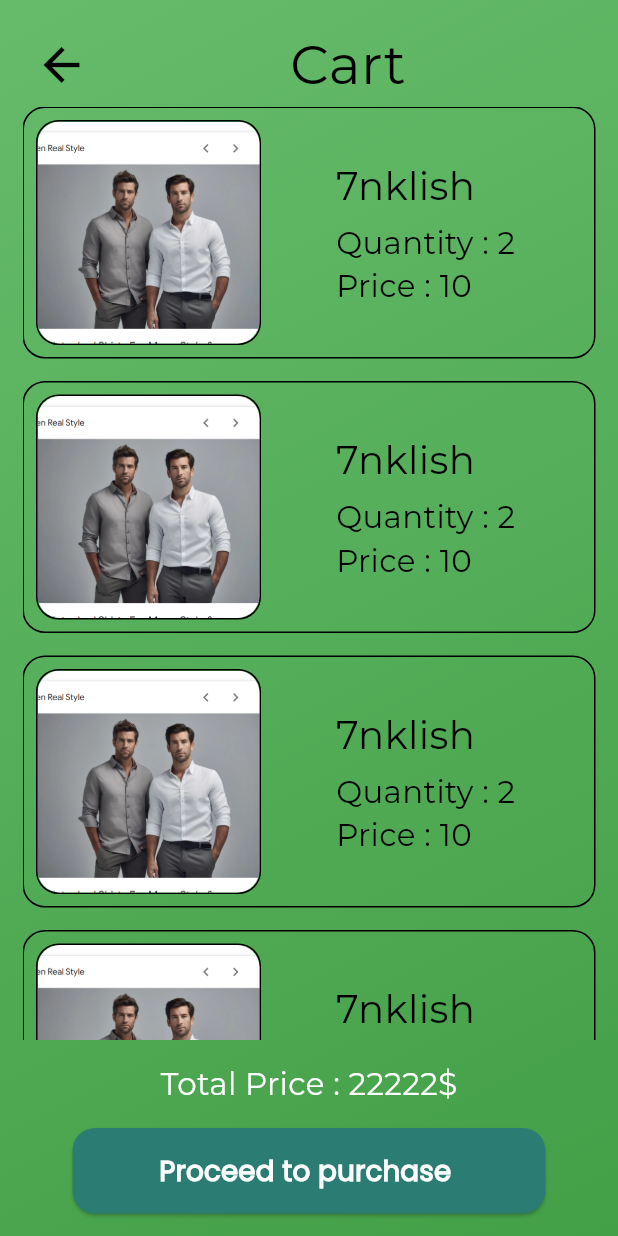
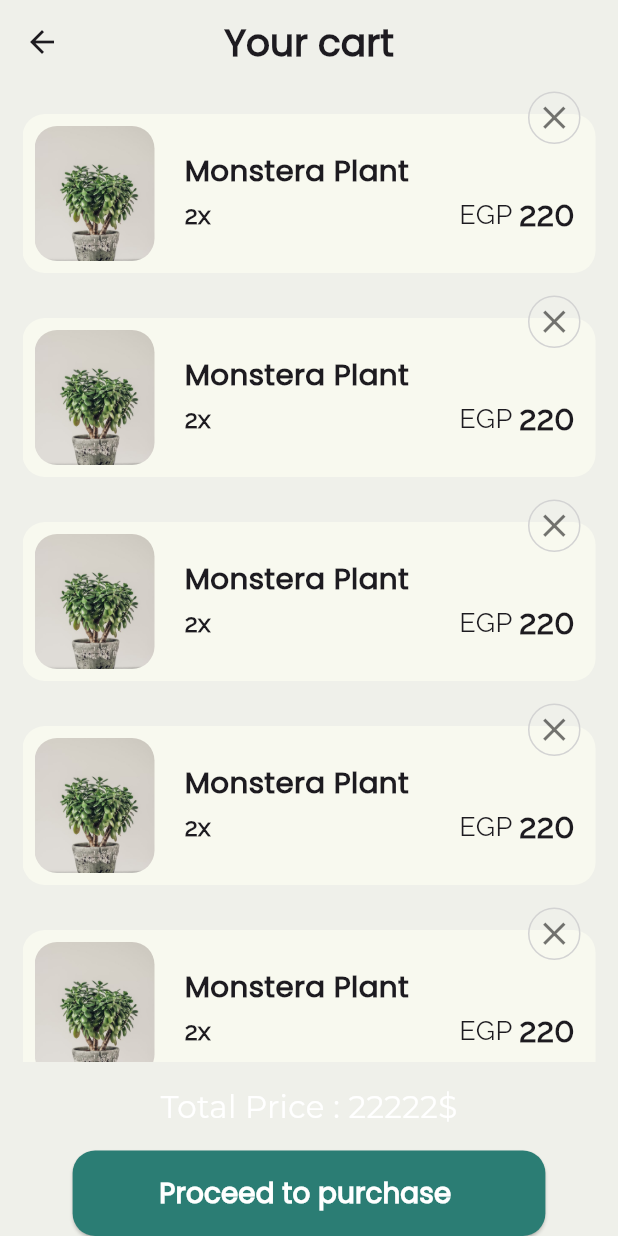
Before and after one commit to MalekYasser26/plant_it, a Flutter app: the CartViewBody screen opened directly, on a phone screen of 412 x 824 dp. Run offline on Flutter 3.47's test engine with Material 3 defaults, Android fonts, the phone set to English and light mode, and no system bars; our stand-ins replace bloc, flutter_bloc, flutter_rating_stars, google_fonts; project files that could hold a hidden picture were left out.

Commit message:
updated cart item ui , made rating stars into a widget, and updated some of the cart UI

```diff
--- a/lib/features/cart/presentation/widgets/cart_item.dart
+++ b/lib/features/cart/presentation/widgets/cart_item.dart
@@ -1,5 +1,4 @@
 import 'package:flutter/material.dart';
-import 'package:google_fonts/google_fonts.dart';
 import 'package:plant_it/constants/constants.dart';
 
 class CartItem extends StatelessWidget {
@@ -9,62 +8,111 @@ class CartItem extends StatelessWidget {
 
   @override
   Widget build(BuildContext context) {
-    return Container(
+    return Stack(
+      clipBehavior: Clip.none,
+      children: [
+        Container(
           decoration: BoxDecoration(
-        border: Border.all(color: Colors.black),
             borderRadius: BorderRadius.circular(15),
+            color: const Color(0xFFF8F9EF),
           ),
           padding: const EdgeInsets.all(8.0),
           child: Row(
             children: [
               Container(
-            height: 150,
-            width: 150,
+                height: 90,
+                width: 80,
                 decoration: BoxDecoration(
-              border: Border.all(color: Colors.black),
                   borderRadius: BorderRadius.circular(15),
                 ),
                 child: ClipRRect(
                   borderRadius: BorderRadius.circular(15),
                   child: Image.asset(
-                'assets/images/image4.png',
+                    'assets/images/plant4.png',
                     fit: BoxFit.cover,
                   ),
                 ),
               ),
-          const SizedBox(width: 50),
+              const SizedBox(width: 20),
               Expanded(
                 child: Column(
                   crossAxisAlignment: CrossAxisAlignment.start,
                   children: [
                     Text(
-                  "7nklish",
-                  style: GoogleFonts.montserrat(
-                    fontSize: getResponsiveSize(context, fontSize: 25),
-                    color: Colors.black,
+                      "Monstera Plant",
+                      style: TextStyle(
+                        fontFamily: "Poppins",
+                        fontWeight: FontWeight.bold,
+                        fontSize: getResponsiveSize(context, fontSize: 19),
                       ),
-                  textAlign: TextAlign.center,
                     ),
-                const SizedBox(height: 5),
+                    Row(
+                      mainAxisAlignment: MainAxisAlignment.spaceBetween,
+                      children: [
                         Text(
-                  "Quantity : 2",
-                  style: GoogleFonts.montserrat(
-                    fontSize: getResponsiveSize(context, fontSize: 20),
-                    color: Colors.black,
+                          "2x",
+                          style: TextStyle(
+                            fontFamily: "Raleway",
+                            fontWeight: FontWeight.bold,
+                            fontSize: getResponsiveSize(context, fontSize: 16),
+                          ),
+                        ),
+                        const Row(
+                          children: [
+                            Text(
+                              "EGP ",
+                              style: TextStyle(
+                                fontFamily: "Raleway",
+                                fontSize: 18,
+                                fontWeight: FontWeight.w300,
                               ),
                             ),
                             Text(
-                  "Price : 10",
-                  style: GoogleFonts.montserrat(
-                    fontSize: getResponsiveSize(context, fontSize: 20),
-                    color: Colors.black,
+                              "220 ",
+                              style: TextStyle(
+                                fontFamily: "Raleway",
+                                fontSize: 22,
+                                fontWeight: FontWeight.bold,
+                              ),
+                            ),
+                          ],
+                        ),
+                      ],
+                    ),
+                    // const CustRatingStars(),
+                  ],
                 ),
               ),
             ],
           ),
         ),
+        Positioned(
+          top: -15,  // Adjust position to place the close button above the container
+          right: 10, // Adjust position to align the close button correctly
+          child: GestureDetector(
+            onTap: () {
+              print("Close button tapped");
+            },
+            child: Container(
+              height: 35,
+              width: 35,
+              decoration: BoxDecoration(
+                color: Colors.transparent,
+                shape: BoxShape.circle,
+                border: Border.all(
+                  color: AppColors.greyish
+                )
+
+              ),
+              child: Icon(
+                Icons.close,
+                size: getResponsiveSize(context, fontSize: 25),
+                color: Colors.black54,
+              ),
+            ),
+          ),
+        ),
       ],
-      ),
     );
   }
 }
--- a/lib/features/cart/presentation/widgets/cart_view_body.dart
+++ b/lib/features/cart/presentation/widgets/cart_view_body.dart
@@ -12,76 +12,60 @@ class CartViewBody extends StatelessWidget {
   Widget build(BuildContext context) {
     return SafeArea(
       child: Scaffold(
-        body: Container(
-          decoration: const BoxDecoration(
-            gradient: LinearGradient(
-              colors: [
-                Color(0xFF66BB6A),
-                Color(0xFF43A047),
-              ],
-              begin: FractionalOffset(0.0, 0.0),
-              end: FractionalOffset(1.0, 1.0),
-              stops: [0.0, 1.0],
-              tileMode: TileMode.clamp,
+        backgroundColor: AppColors.basicallyWhite,
+        appBar: AppBar(
+          backgroundColor: AppColors.basicallyWhite,
+          title: const Text(
+            "Your cart",
+            style: TextStyle(
+              fontFamily: "Poppins",
+              fontWeight: FontWeight.bold,
+              fontSize: 25,
             ),
           ),
-          child: Center(
+          centerTitle: true,
+        ),
+        body: Center(
           child: Padding(
-              padding: const EdgeInsets.all(15.0),
+            padding: const EdgeInsets.symmetric(horizontal: 15.0),
             child: Column(
               children: [
-                  Container(
-                    height: kToolbarHeight,
-                    decoration: const BoxDecoration(),
-                    child: Row(
-                      mainAxisAlignment: MainAxisAlignment.spaceBetween,
-                      children: [
-                        IconButton(
-                          onPressed: () {
-                            Navigator.pop(context);
-                          },
-                          icon: Icon(
-                            Icons.arrow_back,
-                            size: getResponsiveSize(context, fontSize: 35),
-                            color: Colors.black,
-                          ),
-                        ),
-                        Text(
-                          "Cart",
-                          textAlign: TextAlign.center,
-                          style: GoogleFonts.montserrat(
-                              fontSize:
-                              getResponsiveSize(context, fontSize: 35),
-                              color: Colors.black),
-                        ),
-                        const SizedBox()
-                      ],
-                    ),
-                  ),
                 Expanded(
                   child: ListView.separated(
                     physics: const BouncingScrollPhysics(),
-                          itemBuilder: (context, index) =>  const CartItem(),
-                          separatorBuilder: (context, index) => const SizedBox(height: 15,),
-                          itemCount: 5)),
+                    padding: const EdgeInsets.only(top: 20), // Add padding to the top
+                    itemBuilder: (context, index) => const CartItem(),
+                    separatorBuilder: (context, index) =>
+                    const SizedBox(height: 30),
+                    itemCount: 5,
+                  ),
+                ),
                 Padding(
                   padding: const EdgeInsets.all(15.0),
-                    child: Text("Total Price : 22222\$",style: GoogleFonts.montserrat(
+                  child: Text(
+                    "Total Price : 22222\$",
+                    style: GoogleFonts.montserrat(
                       fontSize: getResponsiveSize(context, fontSize: 20),
-                        color: Colors.white
-                    ),),
+                      color: Colors.white,
                     ),
-                  CustButton(onPressed: () {
-                      Navigator.push(context, MaterialPageRoute(builder: (context) => CheckoutView(),));
-                  }, text: "Proceed to purchase ")
-
+                  ),
+                ),
+                CustButton(
+                  onPressed: () {
+                    Navigator.push(
+                      context,
+                      MaterialPageRoute(
+                        builder: (context) => const CheckoutView(),
+                      ),
+                    );
+                  },
+                  text: "Proceed to purchase ",
+                ),
               ],
             ),
           ),
         ),
       ),
-      ),
     );
-
   }
 }
--- a/lib/features/description/presentation/views/description_view.dart
+++ b/lib/features/description/presentation/views/description_view.dart
@@ -1,9 +1,9 @@
 import 'package:flutter/material.dart';
-import 'package:flutter_rating_stars/flutter_rating_stars.dart';
 import 'package:plant_it/constants/constants.dart';
 import 'package:plant_it/features/cust_nav_bar/presentation/views/cust_nav_bar_selection_view.dart';
 import 'package:plant_it/features/cust_nav_bar/presentation/views/cust_nav_bar_view.dart';
 import 'package:plant_it/features/description/presentation/views/widgets/category_container.dart';
+import 'package:plant_it/features/description/presentation/views/widgets/cust_rating_stars.dart';
 import 'package:plant_it/features/description/presentation/views/widgets/description_section.dart';
 import 'package:plant_it/features/description/presentation/views/widgets/plant_images_description.dart';
 
@@ -16,7 +16,6 @@ class DescriptionView extends StatefulWidget {
 
 class _DescriptionViewState extends State<DescriptionView> {
   bool isPressed = false;
-  double value = 1;
   int quantity = 1;
   List<String> categories = [
     "Swiss cheese",
@@ -91,27 +90,7 @@ class _DescriptionViewState extends State<DescriptionView> {
                         ),
                       ],
                     ),
-                    RatingStars(
-                      axis: Axis.horizontal,
-                      value: value,
-                      onValueChanged: (v) {
-                        setState(() {
-                          value = v;
-                        });
-                      },
-                      starCount: 5,
-                      starSize: 20,
-                      maxValue: 5,
-                      starSpacing: 2,
-                      valueLabelVisibility: false,
-                      animationDuration: const Duration(milliseconds: 1000),
-                      valueLabelPadding: const EdgeInsets.symmetric(
-                          vertical: 1, horizontal: 8),
-                      valueLabelMargin: const EdgeInsets.only(right: 8),
-                      starOffColor: Colors.blueGrey.withOpacity(0.5),
-                      starColor: const Color(0xFFFFCB45),
-                      angle: 12,
-                    ),
+                    const CustRatingStars(),
                     const SizedBox(
                       height: 10,
                     ),
@@ -188,7 +167,7 @@ class _DescriptionViewState extends State<DescriptionView> {
                           },
                         ),
                         Padding(
-                          padding: EdgeInsets.symmetric(horizontal: 5.0),
+                          padding: const EdgeInsets.symmetric(horizontal: 5.0),
                           child: Text(
                             quantity.toString(),
                             style: TextStyle(
--- /dev/null
+++ b/lib/features/description/presentation/views/widgets/cust_rating_stars.dart
@@ -0,0 +1,38 @@
+import 'package:flutter/material.dart';
+import 'package:flutter_rating_stars/flutter_rating_stars.dart';
+
+class CustRatingStars extends StatefulWidget {
+  const CustRatingStars({super.key});
+
+  @override
+  State<CustRatingStars> createState() => _CustRatingStarsState();
+}
+
+class _CustRatingStarsState extends State<CustRatingStars> {
+  double value = 1;
+  @override
+  Widget build(BuildContext context) {
+    return RatingStars(
+      axis: Axis.horizontal,
+      value: value,
+      onValueChanged: (v) {
+        setState(() {
+          value = v;
+        });
+      },
+      starCount: 5,
+      starSize: 20,
+      maxValue: 5,
+      starSpacing: 2,
+      valueLabelVisibility: false,
+      animationDuration: const Duration(milliseconds: 1000),
+      valueLabelPadding: const EdgeInsets.symmetric(
+          vertical: 1, horizontal: 8),
+      valueLabelMargin: const EdgeInsets.only(right: 8),
+      starOffColor: Colors.blueGrey.withOpacity(0.5),
+      starColor: const Color(0xFFFFCB45),
+      angle: 12,
+    );
+
+  }
+}
```
Lines whose indentation alone changed are shown as unchanged.
